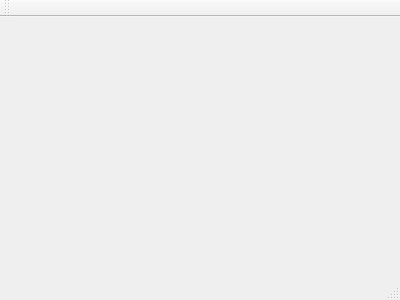
First picture: the form in ui/mainwindow.ui, repository Ernest314/relapse, before the edit.
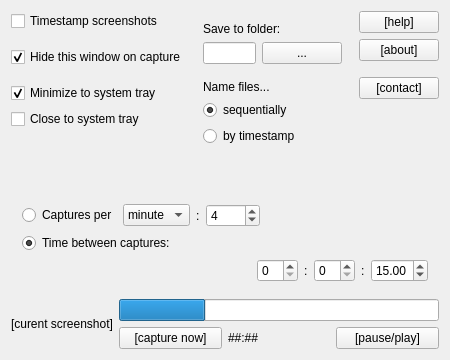
Second picture: the form after the edit.

Commit message:
Finalized post build process; added basic ui
not cleaned at all

Diff of the .ui file:
```diff
--- a/ui/mainwindow.ui
+++ b/ui/mainwindow.ui
@@ -1,24 +1,469 @@
 <ui version="4.0">
  <class>MainWindow</class>
- <widget class="QMainWindow" name="MainWindow" >
-  <property name="geometry" >
+ <widget class="QMainWindow" name="MainWindow">
+  <property name="geometry">
    <rect>
     <x>0</x>
     <y>0</y>
-    <width>400</width>
-    <height>300</height>
+    <width>450</width>
+    <height>360</height>
    </rect>
   </property>
   <property name="windowTitle" >
    <string>MainWindow</string>
   </property>
-  <widget class="QMenuBar" name="menuBar" />
-  <widget class="QToolBar" name="mainToolBar" />
-  <widget class="QWidget" name="centralWidget" />
-  <widget class="QStatusBar" name="statusBar" />
+  <widget class="QWidget" name="centralWidget">
+   <layout class="QVBoxLayout" name="verticalLayout">
+    <property name="leftMargin">
+     <number>0</number>
+    </property>
+    <property name="topMargin">
+     <number>0</number>
+    </property>
+    <property name="rightMargin">
+     <number>0</number>
+    </property>
+    <property name="bottomMargin">
+     <number>0</number>
+    </property>
+    <item>
+     <widget class="QScrollArea" name="scrollArea">
+      <property name="frameShape">
+       <enum>QFrame::NoFrame</enum>
+      </property>
+      <property name="frameShadow">
+       <enum>QFrame::Plain</enum>
+      </property>
+      <property name="lineWidth">
+       <number>0</number>
+      </property>
+      <property name="widgetResizable">
+       <bool>true</bool>
+      </property>
+      <widget class="QWidget" name="scrollAreaWidgetContents">
+       <property name="geometry">
+        <rect>
+         <x>0</x>
+         <y>0</y>
+         <width>450</width>
+         <height>360</height>
+        </rect>
+       </property>
+       <layout class="QVBoxLayout" name="verticalLayout_7">
+        <item>
+         <layout class="QHBoxLayout" name="horizontalLayout_6">
+          <item>
+           <layout class="QVBoxLayout" name="verticalLayout_5">
+            <item>
+             <widget class="QCheckBox" name="checkBox_4">
+              <property name="text">
+               <string>Timestamp screenshots</string>
+              </property>
+             </widget>
+            </item>
+            <item>
+             <spacer name="verticalSpacer_2">
+              <property name="orientation">
+               <enum>Qt::Vertical</enum>
+              </property>
+              <property name="sizeType">
+               <enum>QSizePolicy::Fixed</enum>
+              </property>
+              <property name="sizeHint" stdset="0">
+               <size>
+                <width>20</width>
+                <height>10</height>
+               </size>
+              </property>
+             </spacer>
+            </item>
+            <item>
+             <widget class="QCheckBox" name="checkBox_3">
+              <property name="text">
+               <string>Hide this window on capture</string>
+              </property>
+              <property name="checked">
+               <bool>true</bool>
+              </property>
+             </widget>
+            </item>
+            <item>
+             <spacer name="verticalSpacer_3">
+              <property name="orientation">
+               <enum>Qt::Vertical</enum>
+              </property>
+              <property name="sizeType">
+               <enum>QSizePolicy::Fixed</enum>
+              </property>
+              <property name="sizeHint" stdset="0">
+               <size>
+                <width>20</width>
+                <height>10</height>
+               </size>
+              </property>
+             </spacer>
+            </item>
+            <item>
+             <widget class="QCheckBox" name="checkBox">
+              <property name="text">
+               <string>Minimize to system tray</string>
+              </property>
+              <property name="checked">
+               <bool>true</bool>
+              </property>
+             </widget>
+            </item>
+            <item>
+             <widget class="QCheckBox" name="checkBox_2">
+              <property name="text">
+               <string>Close to system tray</string>
+              </property>
+             </widget>
+            </item>
+            <item>
+             <spacer name="verticalSpacer_6">
+              <property name="orientation">
+               <enum>Qt::Vertical</enum>
+              </property>
+              <property name="sizeHint" stdset="0">
+               <size>
+                <width>20</width>
+                <height>40</height>
+               </size>
+              </property>
+             </spacer>
+            </item>
+           </layout>
+          </item>
+          <item>
+           <widget class="QFrame" name="verticalFrame_5">
+            <property name="lineWidth">
+             <number>0</number>
+            </property>
+            <layout class="QVBoxLayout" name="verticalLayout_6">
+             <item>
+              <widget class="QLabel" name="label_6">
+               <property name="text">
+                <string>Save to folder:</string>
+               </property>
+              </widget>
+             </item>
+             <item>
+              <layout class="QHBoxLayout" name="horizontalLayout_5">
+               <item>
+                <widget class="QLineEdit" name="lineEdit"/>
+               </item>
+               <item>
+                <widget class="QPushButton" name="pushButton_3">
+                 <property name="text">
+                  <string>...</string>
+                 </property>
+                </widget>
+               </item>
+              </layout>
+             </item>
+             <item>
+              <spacer name="verticalSpacer_4">
+               <property name="orientation">
+                <enum>Qt::Vertical</enum>
+               </property>
+               <property name="sizeType">
+                <enum>QSizePolicy::Fixed</enum>
+               </property>
+               <property name="sizeHint" stdset="0">
+                <size>
+                 <width>20</width>
+                 <height>10</height>
+                </size>
+               </property>
+              </spacer>
+             </item>
+             <item>
+              <widget class="QLabel" name="label_7">
+               <property name="text">
+                <string>Name files...</string>
+               </property>
+              </widget>
+             </item>
+             <item>
+              <widget class="QRadioButton" name="radioButton_3">
+               <property name="text">
+                <string>sequentially</string>
+               </property>
+               <property name="checked">
+                <bool>true</bool>
+               </property>
+              </widget>
+             </item>
+             <item>
+              <widget class="QRadioButton" name="radioButton_4">
+               <property name="text">
+                <string>by timestamp</string>
+               </property>
+              </widget>
+             </item>
+             <item>
+              <spacer name="verticalSpacer_7">
+               <property name="orientation">
+                <enum>Qt::Vertical</enum>
+               </property>
+               <property name="sizeHint" stdset="0">
+                <size>
+                 <width>20</width>
+                 <height>40</height>
+                </size>
+               </property>
+              </spacer>
+             </item>
+            </layout>
+           </widget>
+          </item>
+          <item>
+           <layout class="QVBoxLayout" name="verticalLayout_4">
+            <item>
+             <widget class="QPushButton" name="pushButton_5">
+              <property name="text">
+               <string>[help]</string>
+              </property>
+             </widget>
+            </item>
+            <item>
+             <widget class="QPushButton" name="pushButton_4">
+              <property name="text">
+               <string>[about]</string>
+              </property>
+             </widget>
+            </item>
+            <item>
+             <spacer name="verticalSpacer">
+              <property name="orientation">
+               <enum>Qt::Vertical</enum>
+              </property>
+              <property name="sizeType">
+               <enum>QSizePolicy::Fixed</enum>
+              </property>
+              <property name="sizeHint" stdset="0">
+               <size>
+                <width>20</width>
+                <height>10</height>
+               </size>
+              </property>
+             </spacer>
+            </item>
+            <item>
+             <widget class="QPushButton" name="pushButton_6">
+              <property name="text">
+               <string>[contact]</string>
+              </property>
+             </widget>
+            </item>
+            <item>
+             <spacer name="verticalSpacer_5">
+              <property name="orientation">
+               <enum>Qt::Vertical</enum>
+              </property>
+              <property name="sizeHint" stdset="0">
+               <size>
+                <width>20</width>
+                <height>40</height>
+               </size>
+              </property>
+             </spacer>
+            </item>
+           </layout>
+          </item>
+         </layout>
+        </item>
+        <item>
+         <widget class="QFrame" name="verticalFrame">
+          <property name="lineWidth">
+           <number>0</number>
+          </property>
+          <layout class="QVBoxLayout" name="verticalLayout_2">
+           <item>
+            <layout class="QHBoxLayout" name="horizontalLayout_2">
+             <item>
+              <widget class="QRadioButton" name="radioButton_2">
+               <property name="text">
+                <string>Captures per</string>
+               </property>
+              </widget>
+             </item>
+             <item>
+              <widget class="QComboBox" name="comboBox">
+               <property name="currentIndex">
+                <number>1</number>
+               </property>
+               <item>
+                <property name="text">
+                 <string>hour</string>
+                </property>
+               </item>
+               <item>
+                <property name="text">
+                 <string>minute</string>
+                </property>
+               </item>
+              </widget>
+             </item>
+             <item>
+              <widget class="QLabel" name="label_5">
+               <property name="text">
+                <string>:</string>
+               </property>
+              </widget>
+             </item>
+             <item>
+              <widget class="QSpinBox" name="spinBox_4">
+               <property name="maximum">
+                <number>6000</number>
+               </property>
+               <property name="value">
+                <number>4</number>
+               </property>
+              </widget>
+             </item>
+             <item>
+              <spacer name="horizontalSpacer_2">
+               <property name="orientation">
+                <enum>Qt::Horizontal</enum>
+               </property>
+               <property name="sizeHint" stdset="0">
+                <size>
+                 <width>40</width>
+                 <height>20</height>
+                </size>
+               </property>
+              </spacer>
+             </item>
+            </layout>
+           </item>
+           <item>
+            <widget class="QRadioButton" name="radioButton">
+             <property name="text">
+              <string>Time between captures:</string>
+             </property>
+             <property name="checked">
+              <bool>true</bool>
+             </property>
+            </widget>
+           </item>
+           <item>
+            <layout class="QHBoxLayout" name="horizontalLayout">
+             <item>
+              <spacer name="horizontalSpacer">
+               <property name="orientation">
+                <enum>Qt::Horizontal</enum>
+               </property>
+               <property name="sizeHint" stdset="0">
+                <size>
+                 <width>40</width>
+                 <height>20</height>
+                </size>
+               </property>
+              </spacer>
+             </item>
+             <item>
+              <widget class="QSpinBox" name="spinBox">
+               <property name="maximum">
+                <number>24</number>
+               </property>
+              </widget>
+             </item>
+             <item>
+              <widget class="QLabel" name="label_3">
+               <property name="text">
+                <string>:</string>
+               </property>
+              </widget>
+             </item>
+             <item>
+              <widget class="QSpinBox" name="spinBox_2">
+               <property name="maximum">
+                <number>59</number>
+               </property>
+              </widget>
+             </item>
+             <item>
+              <widget class="QLabel" name="label_4">
+               <property name="text">
+                <string>:</string>
+               </property>
+              </widget>
+             </item>
+             <item>
+              <widget class="QDoubleSpinBox" name="doubleSpinBox">
+               <property name="maximum">
+                <double>59.990000000000002</double>
+               </property>
+               <property name="value">
+                <double>15.000000000000000</double>
+               </property>
+              </widget>
+             </item>
+            </layout>
+           </item>
+          </layout>
+         </widget>
+        </item>
+        <item>
+         <layout class="QHBoxLayout" name="horizontalLayout_4">
+          <item>
+           <widget class="QLabel" name="label">
+            <property name="text">
+             <string>[curent screenshot]</string>
+            </property>
+           </widget>
+          </item>
+          <item>
+           <layout class="QVBoxLayout" name="verticalLayout_3">
+            <item>
+             <widget class="QProgressBar" name="progressBar">
+              <property name="value">
+               <number>27</number>
+              </property>
+              <property name="textVisible">
+               <bool>false</bool>
+              </property>
+             </widget>
+            </item>
+            <item>
+             <layout class="QHBoxLayout" name="horizontalLayout_3">
+              <item>
+               <widget class="QPushButton" name="pushButton_2">
+                <property name="text">
+                 <string>[capture now]</string>
+                </property>
+               </widget>
+              </item>
+              <item>
+               <widget class="QLabel" name="label_2">
+                <property name="text">
+                 <string>##:##</string>
+                </property>
+               </widget>
+              </item>
+              <item>
+               <widget class="QPushButton" name="pushButton">
+                <property name="text">
+                 <string>[pause/play]</string>
+                </property>
+               </widget>
+              </item>
+             </layout>
+            </item>
+           </layout>
+          </item>
+         </layout>
+        </item>
+       </layout>
+      </widget>
+     </widget>
+    </item>
+   </layout>
+  </widget>
  </widget>
- <layoutDefault spacing="6" margin="11" />
- <pixmapfunction></pixmapfunction>
+ <layoutdefault spacing="6" margin="11"/>
  <resources/>
  <connections/>
 </ui>
```
Left out of the diff: 3 changed lines with no effect on the pictures. The commit also changes 2 other files.
